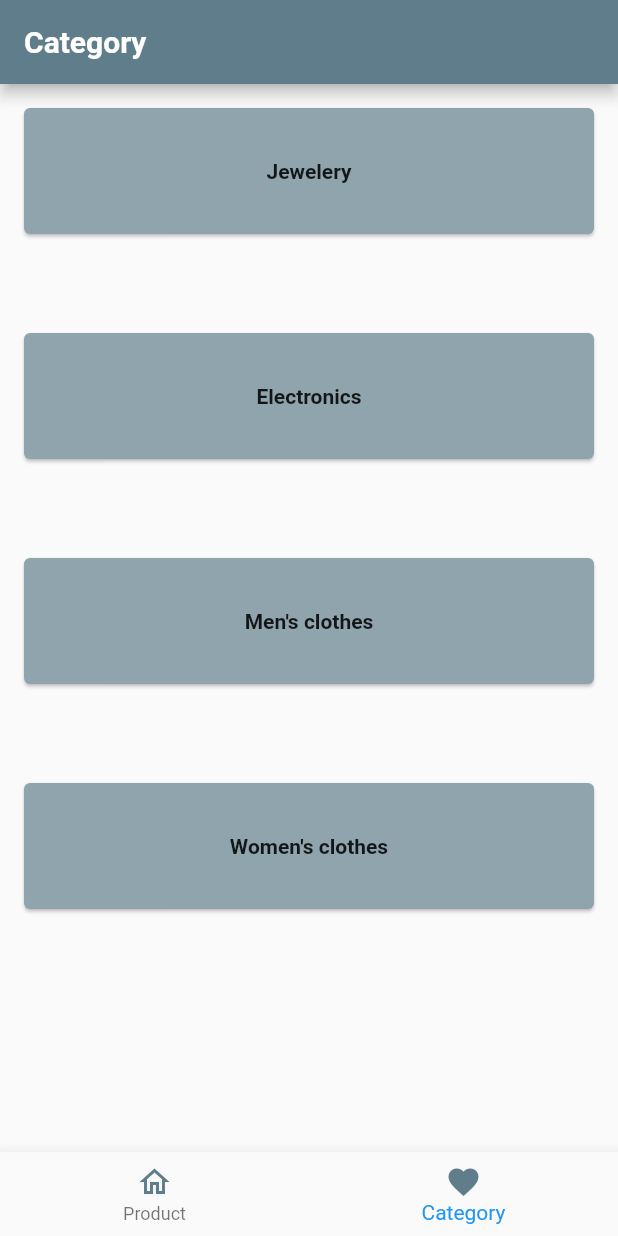
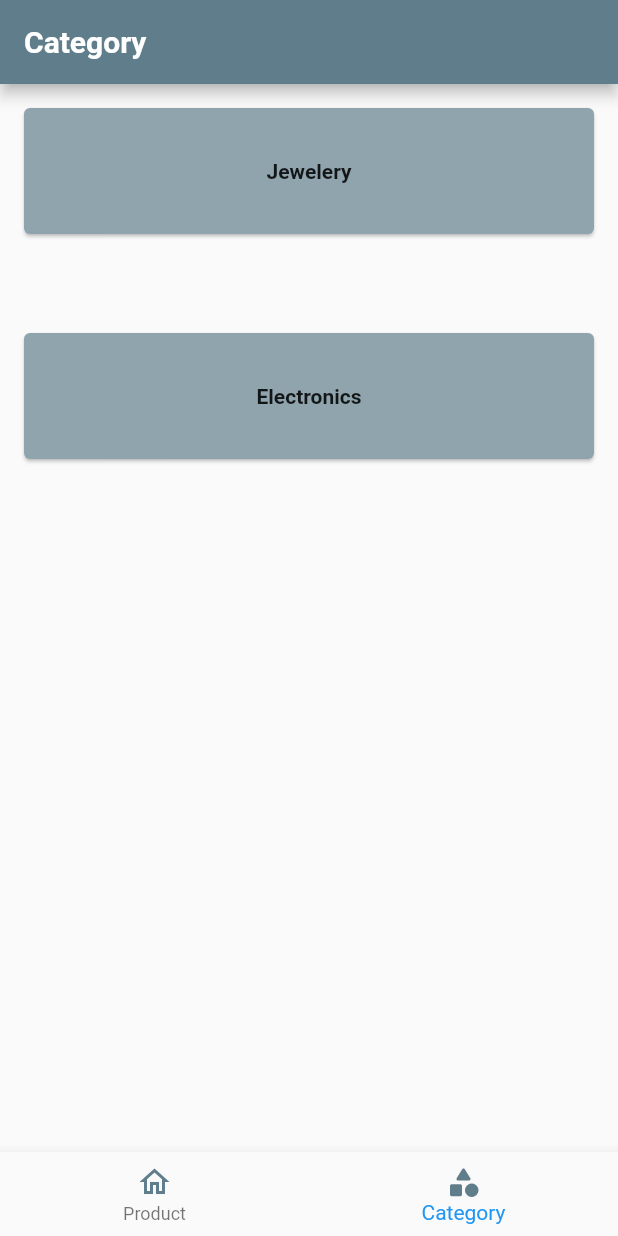
Before and after one commit to nujud-alharbi/api_task2, a Flutter app: the screen it shows after launch, item 2 of the bottom bar chosen, on a phone screen of 412 x 824 dp. Run offline on Flutter 3.47's test engine with Material 2 defaults, Android fonts, the phone set to English and light mode, and no system bars; our stand-ins replace get, get_storage; network calls fail; statements that could not run were skipped.

Commit message:
enh:category product

```diff
--- a/lib/routes/route.dart
+++ b/lib/routes/route.dart
@@ -1,5 +1,5 @@
 import 'package:api_task2/view/screen/home/limit_product.dart';
-import 'package:api_task2/view/screen/main_shop_screen.dart';
+import 'package:api_task2/view/screen/nav_screen.dart';
 
 import 'package:api_task2/view/screen/home/show_all_product_screen.dart';
 
@@ -25,7 +25,7 @@ class AppRoutes {
         binding: Binding()),
     GetPage(
         name: Routes.home_screen,
-        page: () => HomeScreen(),
+        page: () => NavScreen(),
      binding: Binding()
     ),
 
--- a/lib/view/screen/Category/category_screen.dart
+++ b/lib/view/screen/Category/category_screen.dart
@@ -12,8 +12,7 @@ class CategoryScreen extends StatelessWidget {
     List nameCategory = [
       "Jewelery",
       "Electronics",
-      "Men's clothes",
-      "Women's clothes"
+
     ];
     return Scaffold(
         body: Column(
--- a/lib/view/screen/main_shop_screen.dart
+++ b/lib/view/screen/nav_screen.dart
@@ -7,8 +7,8 @@ import '../../logic/controller/navbar_controller.dart';
 import '../widget/navbar_widget.dart';
 
 
-class HomeScreen extends StatelessWidget {
-  HomeScreen({Key? key}) : super(key: key);
+class NavScreen extends StatelessWidget {
+  NavScreen({Key? key}) : super(key: key);
   final getStorage = GetStorage();
   @override
   Widget build(BuildContext context) {
--- a/lib/view/widget/navbar_widget.dart
+++ b/lib/view/widget/navbar_widget.dart
@@ -22,8 +22,8 @@ class NavBarWidget extends StatelessWidget {
                 icon:Icon(Icons.home_outlined,color: Colors.blueGrey,)),
 
             BottomNavigationBarItem(
-              activeIcon: Icon(Icons.favorite,color: Colors.blueGrey,),
-              icon:Icon(Icons.category_rounded,color: Colors.blueGrey,),
+              activeIcon: Icon(Icons.category_rounded,color: Colors.blueGrey,),
+              icon:Icon(Icons.category_outlined,color: Colors.blueGrey,),
               label: 'Category',
             ),
 
```
